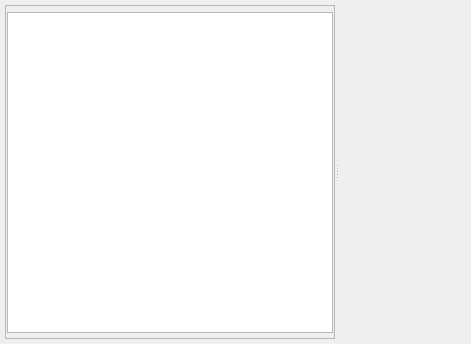
Before: the Qt Designer form quickevent/app/quickevent/plugins/Speaker/src/speakerwidget.ui in Quick-Event/quickbox, drawn with Qt 5.
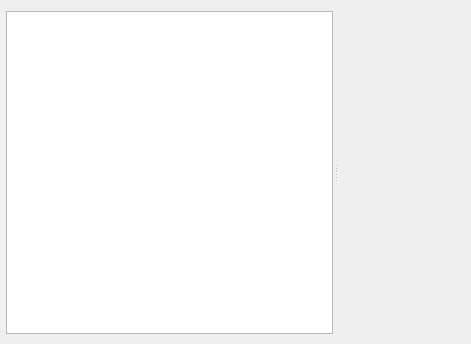
After: the same form once the commit is applied. Custom widgets are drawn as their Qt base class.

```diff
--- a/quickevent/app/quickevent/plugins/Speaker/src/speakerwidget.ui
+++ b/quickevent/app/quickevent/plugins/Speaker/src/speakerwidget.ui
@@ -42,11 +42,14 @@
      </property>
      <widget class="QFrame" name="frame">
       <property name="frameShape">
-       <enum>QFrame::StyledPanel</enum>
+       <enum>QFrame::NoFrame</enum>
       </property>
       <property name="frameShadow">
        <enum>QFrame::Raised</enum>
       </property>
+      <property name="lineWidth">
+       <number>0</number>
+      </property>
       <layout class="QVBoxLayout" name="verticalLayout_2">
        <property name="spacing">
         <number>1</number>
```
Left out of the diff: 2 changed lines with no effect on the pictures.
